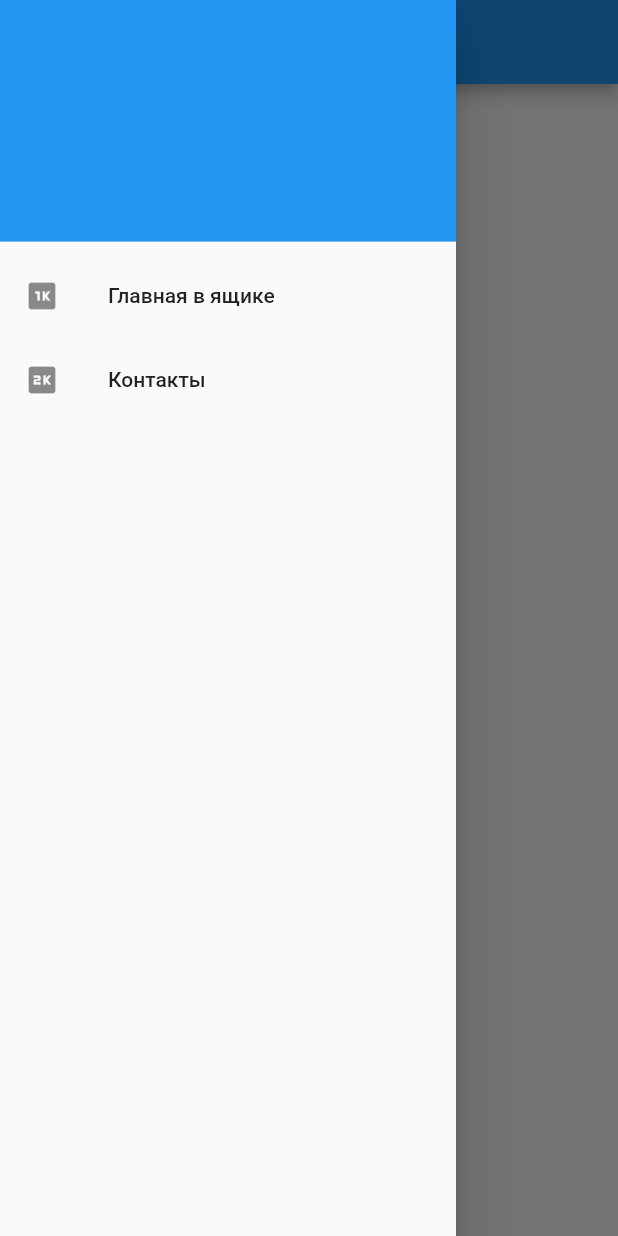
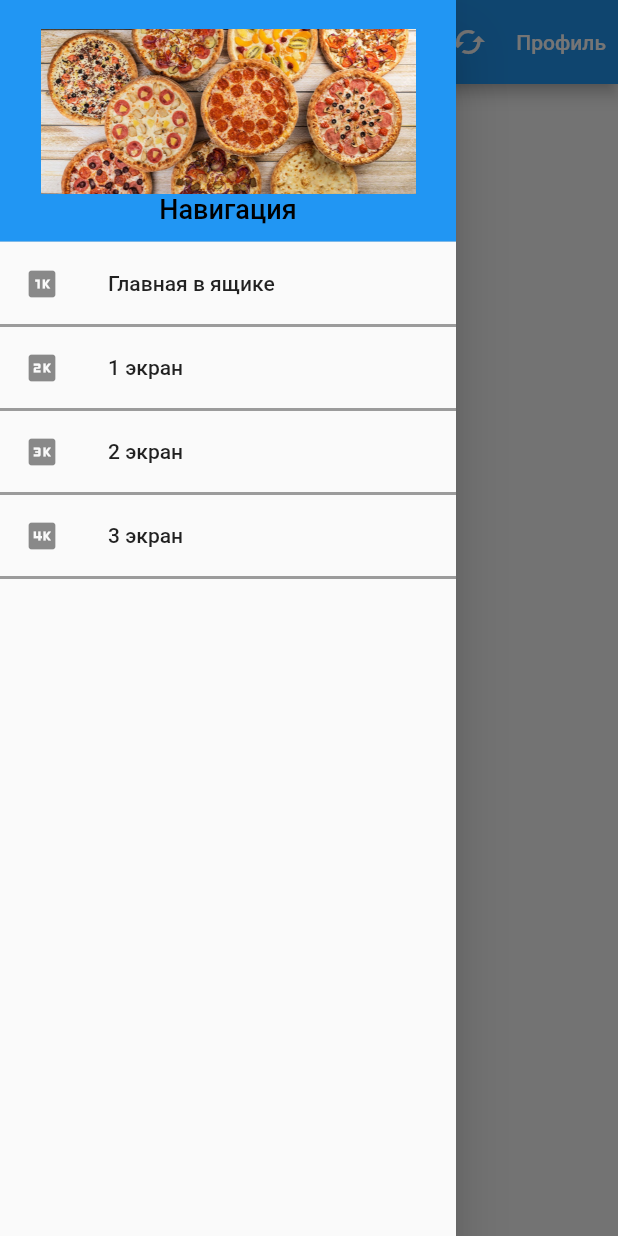
Before and after one commit to Olesya555/auth_page, a Flutter app: the screen it shows after launch, in the side drawer, after a tap on "Вернуться назад", on a phone screen of 412 x 824 dp. Run offline on Flutter 3.47's test engine with Material 2 defaults, Android fonts, the phone set to English and light mode, and no system bars; our stand-ins replace syncfusion_flutter_sliders; missing offline and left inert: sliding_switch.

Commit message:
Кейс-задание 3: виджет, AppBar, NavigationDrawer  и навигация к экранам

```diff
--- a/lib/main.dart
+++ b/lib/main.dart
@@ -1,5 +1,6 @@
 import 'package:auth_page/app_bar_screen.dart';
 import 'package:auth_page/expanded_demo_screen.dart';
+import 'package:auth_page/navigatio_demo_moe.dart';
 import 'package:auth_page/navigation_demo.dart';
 import 'package:auth_page/navigation_drawer_screen.dart';
 import 'package:auth_page/widget_demo_screen.dart';
@@ -10,5 +11,5 @@ import 'package:auth_page/pizza_calc_i_interactivnosti.dart';
 import 'package:auth_page/pizza_calc.dart';
 
 void main() {
-  runApp(const NavigationDemo());
+  runApp(const NavigationDemoMoe());
 }
--- /dev/null
+++ b/lib/navigatio_demo_moe.dart
@@ -0,0 +1,244 @@
+import 'package:flutter/material.dart';
+
+class NavigationDemoMoe extends StatefulWidget {
+  const NavigationDemoMoe({Key? key}) : super(key: key);
+
+  @override
+  _NavigationDemoState createState() => _NavigationDemoState();
+}
+
+class _NavigationDemoState extends State<NavigationDemoMoe> {
+
+// Прописываем маршрутизацию
+  @override
+  Widget build(BuildContext context) {
+    return MaterialApp( // Прописываем маршрутизацию
+      //home: const MainScreen(), // если мы прописываем маршрутизацию, то home: убираем,
+      // у нас теперь дом - наша главная корневая страница
+      initialRoute: '/', // инициализируем корневой каталог, наш "дом"
+      routes: {
+        '/': (context) => const MainScreen(), // прописываем маршрут главного экрана через стрелочную анонимную функцию
+        '/first': (context) => const FirstScreen(),// прописываем маршрут к следующей странице
+        '/second': (context) => const SecondScreen (),
+        '/third': (context) => const ThirdScreen (),
+      },
+    );
+  }
+}
+
+// Выдвижная панель навигации, отображается на экранах
+// Подключается по ссылке drawer: navDrawer(context),
+Widget navDrawer(context) => Drawer(
+  child: ListView(padding: EdgeInsets.zero, children: [
+    // Задаем оформление
+    DrawerHeader(decoration: const BoxDecoration(
+          color: Colors.blue,
+  ),
+      child: Container(
+        height: 100,
+        child: Column(
+      // параметры выравнивания
+      // главная ось mainAxisAlignment - вертикальная, задаём выравнивание по центру
+          mainAxisAlignment: MainAxisAlignment.center,
+          // вторая ось crossAxisAlignment - горизонтальная, задаём выравнивание по центру
+          crossAxisAlignment: CrossAxisAlignment.center,
+          children: [ // прописываем состав колонки Container и Text
+          Container(
+            height: 110, width: 250, // прописываем размер
+              child: const Image(image: AssetImage('assets/mnogo.jpg'), // Прописываем картинку
+                fit: BoxFit.cover, // Настраиваем расположение изображения - здесь cover - покрыть весь экран
+            ),
+            ),
+             const Text('Навигация', style: TextStyle(fontSize: 18, color: Colors.black),
+               textAlign: TextAlign.center,),
+  ],
+    ),
+  ),
+),
+
+    // Прописываем дочерние элементы NavigationDrawer
+    ListTile( // первая текст-кнопка
+      leading: const Icon(Icons.one_k),
+      title: const Text('Главная в ящике'),
+      visualDensity: const VisualDensity(horizontal: 0, vertical: -4),
+      onTap: () { // прописан корневой маршрут - метод обработки нажатий onTap: имя маршрута указываем в виде строковой константы
+        //Navigator.pop(context); - а возвратный метод надо писать не здесь, а там куда мы переходим, оттуда мы и делаем возврат
+        Navigator.pushNamed(context, '/');
+      },
+    ),
+
+    const Divider(color: Colors.black38, thickness: 2,), // Разделитель
+
+    ListTile( // вторая тект-кнопка
+      leading: const Icon(Icons.two_k),
+      title: const Text('1 экран'),
+      visualDensity: const VisualDensity(horizontal: 0, vertical: -4),
+      onTap: () { // прописан метод обработки нажатий onTap: имя маршрута указываем в виде строковой константы
+        Navigator.pushNamed(context, '/first');
+      },
+    ),
+
+    const Divider(color: Colors.black38, thickness: 2,), // Разделитель
+
+    ListTile( // вторая тект-кнопка
+      leading: const Icon(Icons.three_k),
+      title: const Text('2 экран'),
+      visualDensity: const VisualDensity(horizontal: 0, vertical: -4),
+      onTap: () { // прописан метод обработки нажатий onTap: имя маршрута указываем в виде строковой константы
+        Navigator.pushNamed(context, '/second');
+      },
+    ),
+
+    const Divider(color: Colors.black38, thickness: 2,), // Разделитель
+
+    ListTile( // вторая тект-кнопка
+      leading: const Icon(Icons.four_k),
+      title: const Text('3 экран'),
+      visualDensity: const VisualDensity(horizontal: 0, vertical: -4),
+      onTap: () { // прописан метод обработки нажатий onTap: имя маршрута указываем в виде строковой константы
+        Navigator.pushNamed(context, '/third');
+      },
+    ),
+
+    const Divider(color: Colors.black38, thickness: 2,), // Разделитель для красоты)
+
+  ]),
+);
+
+
+// Главная страница экран
+class MainScreen extends StatelessWidget {
+  const MainScreen({Key? key}) : super(key: key);
+
+  @override
+  Widget build(BuildContext context) {
+    return Scaffold(
+      appBar: AppBar( // Панель AppBar с заголовком, кнопкой и текстовой кнопкой
+          title: const Text('Главная страница'), // просто заголовок без кнопок
+          actions: <Widget> [ // кнопка-иконка
+          IconButton(onPressed:() {}, icon: const Icon(Icons.cached)),
+        //Текстовая кнопка, без иконки
+          TextButton(
+            onPressed: () {},
+              child: Text ('Профиль'),
+              style: TextButton.styleFrom(primary: Theme.of(context).colorScheme.onPrimary), // стиль прописан в классе.
+            ),
+    ],
+      ),
+
+      // Панель навигации NavigationDrawer - её описание вынесено на верх, чтобы не дублировать код
+      drawer: navDrawer(context),
+      body: Center(
+        child: ElevatedButton(
+                  onPressed: () {
+                  Navigator.pop(context);
+              },
+              child: const Text('Вернуться назад'),
+            ),
+        ),
+      );
+  }
+}
+
+// 1 экран
+class FirstScreen extends StatelessWidget {
+  const FirstScreen({Key? key}) : super(key: key);
+
+  @override
+  Widget build(BuildContext context) {
+    return Scaffold(
+      appBar: AppBar( // Панель AppBar с заголовком, кнопкой и текстовой кнопкой
+        title: const Text('1 экран'), // просто заголовок без кнопок
+        actions: <Widget> [ // кнопка-иконка
+          IconButton(onPressed:() {}, icon: const Icon(Icons.cached)),
+          //Текстовая кнопка, без иконки
+          TextButton(
+            onPressed: () {},
+            child: Text ('Профиль'),
+            style: TextButton.styleFrom(primary: Theme.of(context).colorScheme.onPrimary), // стиль прописан в классе.
+          ),
+        ],
+      ),
+
+      // Панель навигации NavigationDrawer - её описание вынесено на верх, чтобы не дублировать код
+      drawer: navDrawer(context),
+      body: Center(
+        child: ElevatedButton(
+          onPressed: () {
+            Navigator.pop(context);
+          },
+          child: const Text('Вернуться назад'),
+        ),
+      ),
+    );
+  }
+}
+
+
+// 2 экран
+class SecondScreen extends StatelessWidget {
+  const SecondScreen({Key? key}) : super(key: key);
+
+  @override
+  Widget build(BuildContext context) {
+    return Scaffold(
+      appBar: AppBar( // Панель AppBar с заголовком, кнопкой и текстовой кнопкой
+        title: const Text('2 экран'), // просто заголовок без кнопок
+        actions: <Widget> [ // кнопка-иконка
+          IconButton(onPressed:() {}, icon: const Icon(Icons.cached)),
+          //Текстовая кнопка, без иконки
+          TextButton(
+            onPressed: () {},
+            child: Text ('Профиль'),
+            style: TextButton.styleFrom(primary: Theme.of(context).colorScheme.onPrimary), // стиль прописан в классе.
+          ),
+        ],
+      ),
+
+      // Панель навигации NavigationDrawer - её описание вынесено на верх, чтобы не дублировать код
+      drawer: navDrawer(context),
+      body: Center(
+        child: ElevatedButton(
+          onPressed: () {
+            Navigator.pop(context);
+          },
+          child: const Text('Вернуться назад'),
+        ),
+      ),
+    );
+  }
+}
+
+// 3 экран
+class ThirdScreen extends StatelessWidget {
+  const ThirdScreen({Key? key}) : super(key: key);
+
+  @override
+  Widget build(BuildContext context) {
+    return Scaffold(
+      appBar: AppBar( // Панель AppBar с заголовком, кнопкой и текстовой кнопкой
+        title: const Text('3 экран'), // просто заголовок без кнопок
+        actions: <Widget> [ // кнопка-иконка
+          IconButton(onPressed:() {}, icon: const Icon(Icons.cached)),
+          //Текстовая кнопка, без иконки
+          TextButton(
+            onPressed: () {},
+            child: Text ('Профиль'),
+            style: TextButton.styleFrom(primary: Theme.of(context).colorScheme.onPrimary), // стиль прописан в классе.
+          ),
+        ],
+      ),
+
+      // Панель навигации NavigationDrawer - её описание вынесено на верх, чтобы не дублировать код
+      drawer: navDrawer(context),
+      body: Center(
+        child: ElevatedButton(
+          onPressed: () {
+            Navigator.pop(context);
+          },
+          child: const Text('Вернуться назад'),
+        ),
+      ),
+    );
+  }
+}
```
Also changed, not shown: assets/mnogo.jpg (added).
